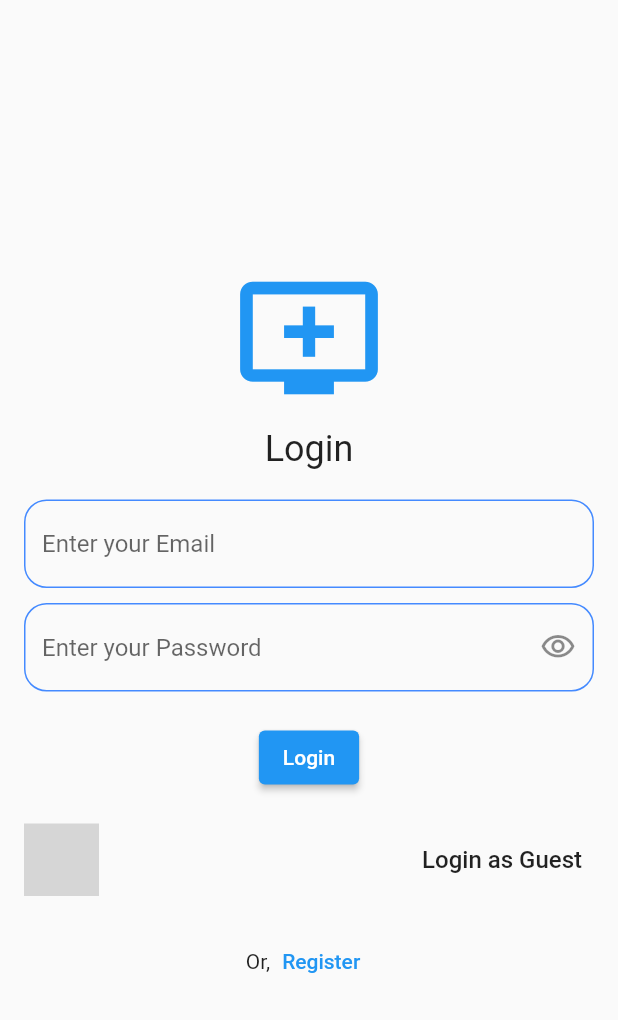
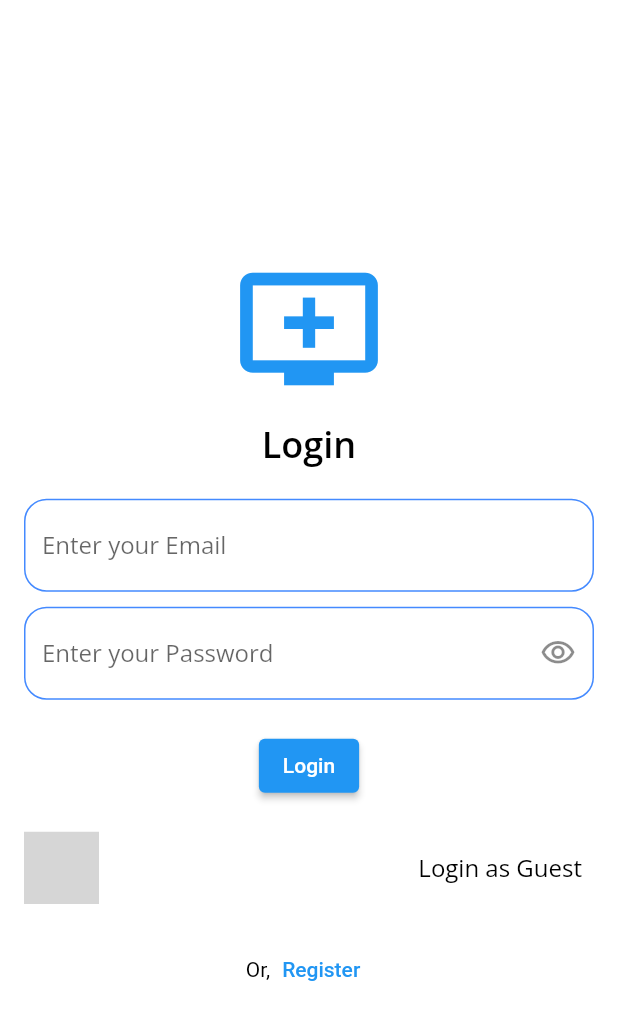
Before and after one commit to IchinoseBinit/todo_application, a Flutter app: the screen it shows after launch, on a phone screen of 412 x 824 dp. Shown: the top 1020 px of the screen. Run offline on Flutter 3.47's test engine with Material 2 defaults, Android fonts, the phone set to English and light mode, and no system bars; drawn by our look-alikes of cached_network_image; our stand-ins replace cloud_firestore, firebase_auth, firebase_core, google_sign_in; accounts and stored records are empty; network calls fail; grey boxes are pictures that could not be loaded.

Commit message:
added light theming in app

```diff
--- a/lib/main.dart
+++ b/lib/main.dart
@@ -1,5 +1,6 @@
 import 'package:firebase_core/firebase_core.dart';
 import 'package:flutter/material.dart';
+import 'package:todo_application/theme/theme_data.dart';
 import '/screens/home_screen.dart';
 import '/screens/login_screen.dart';
 import '/screens/register_screen.dart';
@@ -17,10 +18,9 @@ class MyApp extends StatelessWidget {
   @override
   Widget build(BuildContext context) {
     return MaterialApp(
-      title: 'Flutter Demo',
-      theme: ThemeData(
-        primarySwatch: Colors.blue,
-      ),
+      title: 'Todo Application',
+      theme: lightTheme(context),
+      // themeMode: ,
       home: LoginScreen(),
     );
   }
--- a/lib/screens/home_screen.dart
+++ b/lib/screens/home_screen.dart
@@ -15,6 +15,9 @@ class HomeScreen extends StatelessWidget {
     final fireStore = FirebaseFirestore.instance;
 
     final collection = fireStore.collection(TodoConstants.todo);
+
+    print(Theme.of(context).textTheme.subtitle1!.fontFamily);
+    print(Theme.of(context).textTheme.caption!.fontFamily);
 
     return Scaffold(
       appBar: AppBar(
@@ -91,6 +94,35 @@ class HomeScreen extends StatelessWidget {
               );
             },
           )),
+      bottomNavigationBar: CustomSwitch(),
     );
   }
 }
+
+class CustomSwitch extends StatefulWidget {
+  const CustomSwitch({
+    Key? key,
+  }) : super(key: key);
+
+  @override
+  State<CustomSwitch> createState() => _CustomSwitchState();
+}
+
+class _CustomSwitchState extends State<CustomSwitch> {
+  bool isDarkMode = false;
+  @override
+  Widget build(BuildContext context) {
+    return ListTile(
+      title: Text(
+        "Dark Mode",
+      ),
+      trailing: Switch(
+        value: isDarkMode,
+        onChanged: (value) {
+          isDarkMode = value;
+          setState(() {});
+        },
+      ),
+    );
+  }
+}
--- /dev/null
+++ b/lib/theme/theme_data.dart
@@ -0,0 +1,78 @@
+import 'package:flutter/material.dart';
+
+ThemeData lightTheme(BuildContext context) {
+  return ThemeData(
+    primaryColor: Colors.blue,
+    scaffoldBackgroundColor: Colors.white,
+    appBarTheme: const AppBarTheme(
+      backgroundColor: Colors.red,
+      titleTextStyle: TextStyle(
+        color: Colors.white,
+        fontSize: 16,
+      ),
+    ),
+    textTheme: const TextTheme(
+      headline5: TextStyle(
+        color: Colors.black,
+        fontFamily: "Open Sans",
+        fontWeight: FontWeight.w600,
+      ),
+      headline2: TextStyle(color: Colors.black),
+      bodyText1: TextStyle(color: Colors.black, fontFamily: "Open Sans"),
+      bodyText2: TextStyle(color: Colors.black),
+      subtitle1: TextStyle(
+        color: Colors.black,
+        fontFamily: "Open Sans",
+      ),
+      subtitle2: TextStyle(
+        color: Colors.black,
+      ),
+      caption: TextStyle(
+        color: Colors.black,
+        fontFamily: "Open Sans",
+      ),
+    ),
+    inputDecorationTheme: const InputDecorationTheme(
+      enabledBorder: OutlineInputBorder(
+        borderSide: BorderSide(
+          color: Colors.blueAccent,
+        ),
+        borderRadius: BorderRadius.all(
+          Radius.circular(
+            15,
+          ),
+        ),
+      ),
+      focusedBorder: OutlineInputBorder(
+        borderSide: BorderSide(
+          color: Colors.blueAccent,
+        ),
+        borderRadius: BorderRadius.all(
+          Radius.circular(
+            15,
+          ),
+        ),
+      ),
+      errorBorder: OutlineInputBorder(
+        borderSide: BorderSide(
+          color: Colors.red,
+        ),
+        borderRadius: BorderRadius.all(
+          Radius.circular(
+            15,
+          ),
+        ),
+      ),
+      focusedErrorBorder: OutlineInputBorder(
+        borderSide: BorderSide(
+          color: Colors.red,
+        ),
+        borderRadius: BorderRadius.all(
+          Radius.circular(
+            15,
+          ),
+        ),
+      ),
+    ),
+  );
+}
--- a/lib/widgets/general_text_field.dart
+++ b/lib/widgets/general_text_field.dart
@@ -59,46 +59,6 @@ class _GeneralTextFieldState extends State<GeneralTextField> {
             : null,
         hintText: "Enter your ${widget.title}",
         counter: const SizedBox.shrink(),
-        enabledBorder: const OutlineInputBorder(
-          borderSide: BorderSide(
-            color: Colors.blueAccent,
-          ),
-          borderRadius: BorderRadius.all(
-            Radius.circular(
-              15,
-            ),
-          ),
-        ),
-        focusedBorder: const OutlineInputBorder(
-          borderSide: BorderSide(
-            color: Colors.blueAccent,
-          ),
-          borderRadius: BorderRadius.all(
-            Radius.circular(
-              15,
-            ),
-          ),
-        ),
-        errorBorder: const OutlineInputBorder(
-          borderSide: BorderSide(
-            color: Colors.red,
-          ),
-          borderRadius: BorderRadius.all(
-            Radius.circular(
-              15,
-            ),
-          ),
-        ),
-        focusedErrorBorder: const OutlineInputBorder(
-          borderSide: BorderSide(
-            color: Colors.red,
-          ),
-          borderRadius: BorderRadius.all(
-            Radius.circular(
-              15,
-            ),
-          ),
-        ),
       ),
       controller: widget.controller,
       inputFormatters: widget.inputFormatter,
```
Also changed, not shown: pubspec.yaml (+9 -11 lines), assets/fonts/OpenSans-Bold.ttf (added), assets/fonts/OpenSans-BoldItalic.ttf (added), assets/fonts/OpenSans-ExtraBold.ttf (added), assets/fonts/OpenSans-ExtraBoldItalic.ttf (added), assets/fonts/OpenSans-Italic.ttf (added), assets/fonts/OpenSans-Light.ttf (added), assets/fonts/OpenSans-LightItalic.ttf (added), assets/fonts/OpenSans-Medium.ttf (added), assets/fonts/OpenSans-MediumItalic.ttf (added), assets/fonts/OpenSans-Regular.ttf (added), assets/fonts/OpenSans-SemiBold.ttf (added), assets/fonts/OpenSans-SemiBoldItalic.ttf (added).
